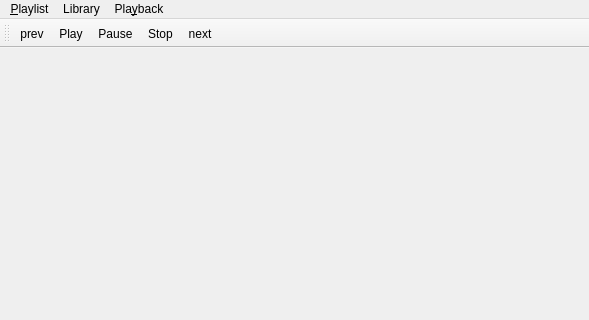
Above: ui/mainwindow.ui from abenea/fubar before the change; both pictures show x 0 to 589 and y 0 to 320 of the 589 by 517 pixel window. Below: the same form after it.
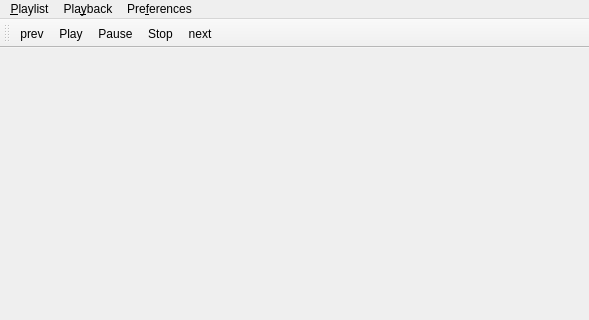
That is the form after the change. Icons and pictures are not drawn.

Commit message: Added plugins preferences dialog.

Patch:
```diff
--- a/ui/mainwindow.ui
+++ b/ui/mainwindow.ui
@@ -39,7 +39,7 @@
      <x>0</x>
      <y>0</y>
      <width>589</width>
-     <height>21</height>
+     <height>20</height>
     </rect>
    </property>
    <widget class="QMenu" name="menu_File">
@@ -52,12 +52,6 @@
     <addaction name="addDirectoryAction"/>
     <addaction name="addFilesAction"/>
    </widget>
-   <widget class="QMenu" name="menuLibrary">
-    <property name="title">
-     <string>Library</string>
-    </property>
-    <addaction name="preferencesAction"/>
-   </widget>
    <widget class="QMenu" name="menuPlayback">
     <property name="title">
      <string>Pla&amp;yback</string>
@@ -65,9 +59,16 @@
     <addaction name="cursorFollowsPlaybackAction"/>
     <addaction name="random"/>
    </widget>
+   <widget class="QMenu" name="menuPreferences">
+    <property name="title">
+     <string>Pre&amp;ferences</string>
+    </property>
+    <addaction name="pluginsAction"/>
+    <addaction name="libraryPreferencesAction"/>
+   </widget>
    <addaction name="menu_File"/>
-   <addaction name="menuLibrary"/>
    <addaction name="menuPlayback"/>
+   <addaction name="menuPreferences"/>
   </widget>
   <widget class="QToolBar" name="mainToolBar">
    <property name="windowTitle">
```
Left out of the diff: 15 changed lines with no effect on the pictures. The commit also changes 12 other files.
